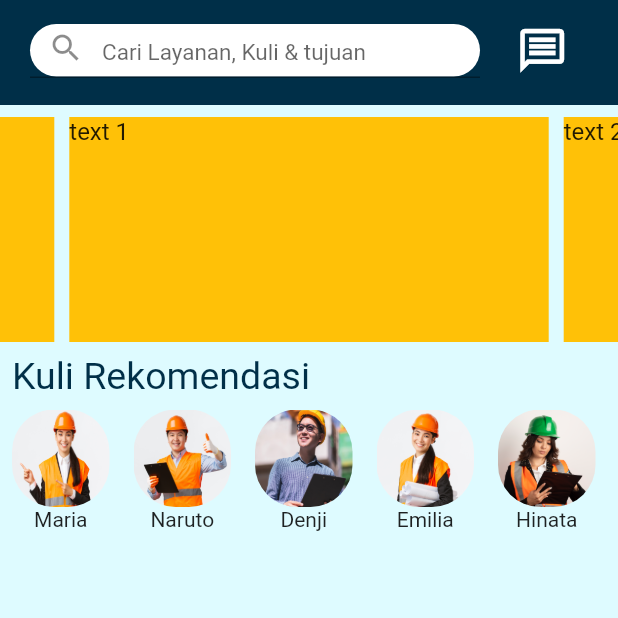
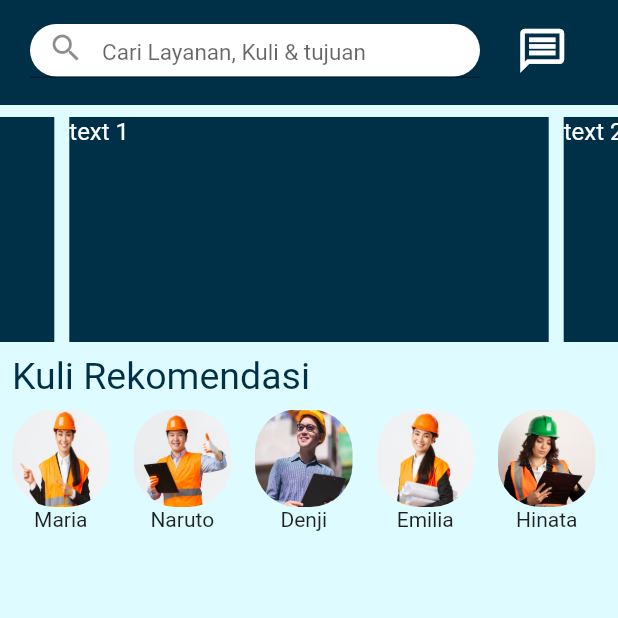
Before and after one commit to LeoCandraGW/Capstone-kuliku, a Flutter app: the MainPage screen opened by its route, on a phone screen of 412 x 824 dp, the top half of it. Run offline on Flutter 3.47's test engine with Material 2 defaults, Android fonts, the phone set to English and light mode, and no system bars; drawn by our look-alikes of carousel_slider.

Commit message:
fix incorect use of parent data widget

```diff
--- a/lib/presentation/pages/home_page.dart
+++ b/lib/presentation/pages/home_page.dart
@@ -14,8 +14,8 @@ class _HomePageState extends State<HomePage> {
   int _bottomNavIndex = 0;
   static const String _placeText = 'Place';
   final List<Widget>  _listWidget = [
+    const MainPage(),
     const ListKuliPage(),
-    const MainPage(),
   ];
 
   final List<BottomNavigationBarItem> _bottomNavBarItems = [
@@ -40,7 +40,8 @@ class _HomePageState extends State<HomePage> {
     return Scaffold(
       body: _listWidget[_bottomNavIndex],
       bottomNavigationBar: BottomNavigationBar(
-        selectedItemColor: const Color(0xFF342343),
+        backgroundColor: Color(0xff002f48),
+        selectedItemColor: const Color(0xFFdefbff),
         currentIndex: _bottomNavIndex,
         items: _bottomNavBarItems,
         onTap: _onBottomNavTapped,
--- a/lib/presentation/pages/list_kuli_page.dart
+++ b/lib/presentation/pages/list_kuli_page.dart
@@ -27,6 +27,7 @@ class ListKuliPage extends StatelessWidget {
             ),
           ],
         ),
+        backgroundColor: Color(0xff002f48),
         ),
       body: Padding(
         padding: const EdgeInsets.all(8.0),
--- a/lib/presentation/pages/login_page.dart
+++ b/lib/presentation/pages/login_page.dart
@@ -23,7 +23,7 @@ class LoginPage extends StatelessWidget {
             children: [
               Padding(
                 padding: const EdgeInsets.only(top: 4.0),
-                child: Expanded(
+                child: SizedBox(
                   child: Stack(children: const <Widget>[
                     Positioned(
                       child: Text(
--- a/lib/presentation/pages/main_page.dart
+++ b/lib/presentation/pages/main_page.dart
@@ -82,10 +82,10 @@ class MainPage extends StatelessWidget {
                     return Container(
                       width: MediaQuery.of(context).size.width,
                       margin: const EdgeInsets.symmetric(horizontal: 5.0),
-                      decoration: const BoxDecoration(color: Colors.amber),
+                      decoration: const BoxDecoration(color: Color(0xFF002f48)),
                       child: Text(
                         'text $i',
-                        style: const TextStyle(fontSize: 16.0),
+                        style: const TextStyle(fontSize: 16.0, color: Colors.white),
                       ),
                     );
                   });
@@ -94,7 +94,7 @@ class MainPage extends StatelessWidget {
             ),
             Padding(
               padding: const EdgeInsets.all(8.0),
-              child: Expanded(
+              child: SizedBox(
                 child: Container(
                   alignment: Alignment.centerLeft,
                   child: const Text(
@@ -113,7 +113,7 @@ class MainPage extends StatelessWidget {
                 scrollDirection: Axis.horizontal,
                 itemBuilder: (context, index) {
                   final ListKuli kuli = listKuliku[index];
-                  return Expanded(
+                  return SizedBox(
                     child: InkWell(
                       onTap: () {},
                       child: Column(
--- a/lib/presentation/pages/register_page.dart
+++ b/lib/presentation/pages/register_page.dart
@@ -18,7 +18,7 @@ class RegisterPage extends StatelessWidget {
                 width: 100,
                 height: 100,
                 child: Stack(children: <Widget>[
-                  Expanded(child: Image.asset('image/logo.png'))
+                  SizedBox(child: Image.asset('image/logo.png'))
                 ]),
               ),
             ),
```
